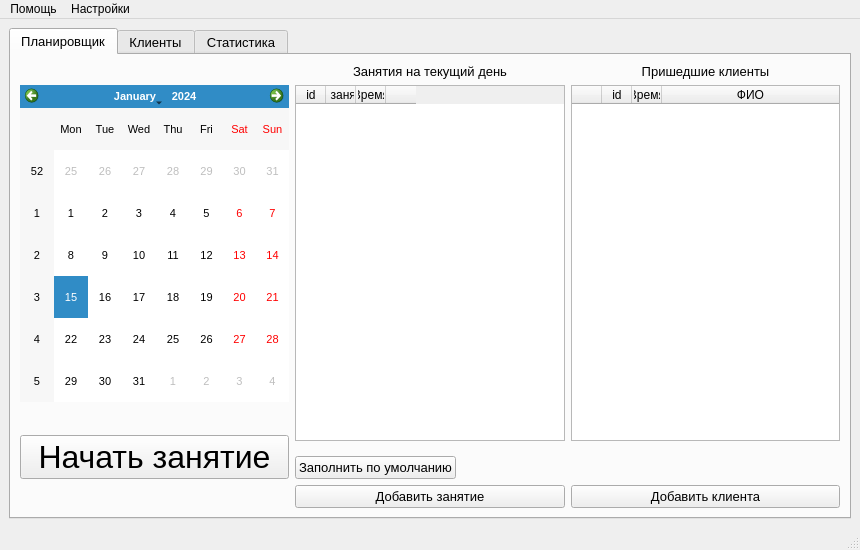
Old version of the form ui_files_py/ui/main_window.ui in the repository IvanBrekman/ClientsPlanner.
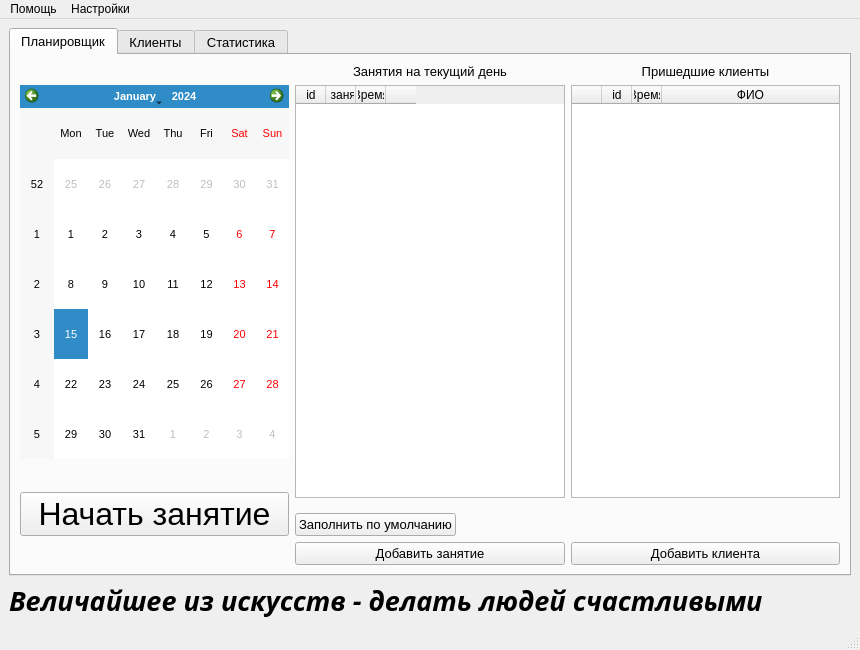
New version of the form.

Patch:
```diff
--- a/ui_files_py/ui/main_window.ui
+++ b/ui_files_py/ui/main_window.ui
@@ -7,7 +7,7 @@
     <x>0</x>
     <y>0</y>
     <width>860</width>
-    <height>550</height>
+    <height>650</height>
    </rect>
   </property>
   <property name="windowTitle">
@@ -648,6 +648,24 @@
       </widget>
      </widget>
     </item>
+    <item row="2" column="0">
+     <widget class="QLabel" name="slogan_label">
+      <property name="font">
+       <font>
+        <family>Segoe Print</family>
+        <pointsize>20</pointsize>
+        <weight>75</weight>
+        <italic>true</italic>
+        <bold>true</bold>
+        <underline>false</underline>
+        <strikeout>false</strikeout>
+       </font>
+      </property>
+      <property name="text">
+       <string>Величайшее из искусств - делать людей счастливыми</string>
+      </property>
+     </widget>
+    </item>
    </layout>
   </widget>
   <widget class="QMenuBar" name="menubar">
```
